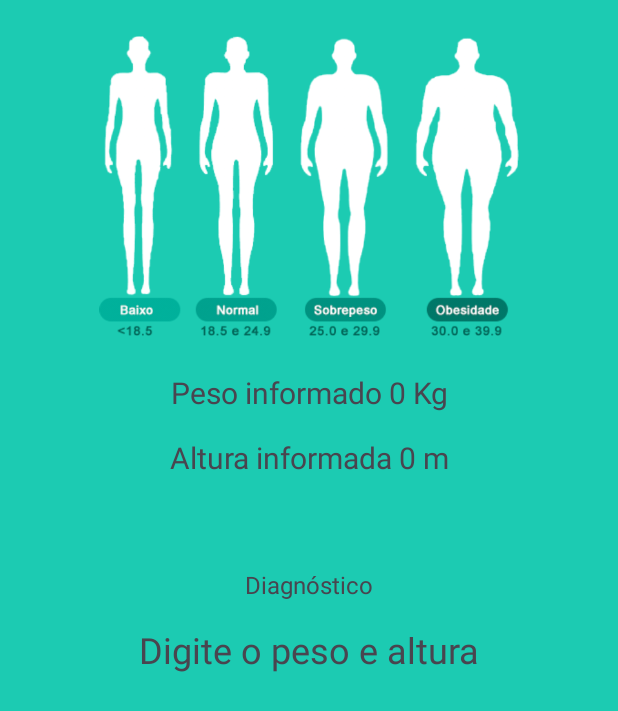
After one commit to Sluvizottodev/AppCalculadoraIMC, an Android app: the ResultadoActivity screen opened directly, with no data from a screen before it, on a phone screen of 412 x 824 dp. The commit adds this screen. Shown: the top 711 px of the screen. Run offline under Robolectric (Android 15) with nearby library versions, the phone set to English and light mode, and no system bars.

Commit message:
Interface commit

```diff
--- a/app/src/main/AndroidManifest.xml
+++ b/app/src/main/AndroidManifest.xml
@@ -13,6 +13,9 @@
         android:theme="@style/Theme.AppCalculadoraIMC"
         tools:targetApi="31">
         <activity
+            android:name=".ResultadoActivity"
+            android:exported="false" />
+        <activity
             android:name=".MainActivity"
             android:exported="true">
             <intent-filter>
--- a/app/src/main/java/com/luvizotto/appcalculadoraimc/MainActivity.kt
+++ b/app/src/main/java/com/luvizotto/appcalculadoraimc/MainActivity.kt
@@ -1,11 +1,27 @@
 package com.luvizotto.appcalculadoraimc
 
+import android.content.Intent
 import androidx.appcompat.app.AppCompatActivity
 import android.os.Bundle
+import android.widget.Button
 
 class MainActivity : AppCompatActivity() {
+
+    private lateinit var btnCalcular:Button
+
     override fun onCreate(savedInstanceState: Bundle?) {
         super.onCreate(savedInstanceState)
         setContentView(R.layout.activity_main)
+
+        //Código para Activity 2
+        btnCalcular = findViewById(R.id.btnCalcular)
+
+        btnCalcular.setOnClickListener{
+            val intent = Intent(this, ResultadoActivity::class.java)
+
+            startActivity( intent )
+        }
+
+
     }
 }
--- /dev/null
+++ b/app/src/main/java/com/luvizotto/appcalculadoraimc/ResultadoActivity.kt
@@ -0,0 +1,11 @@
+package com.luvizotto.appcalculadoraimc
+
+import androidx.appcompat.app.AppCompatActivity
+import android.os.Bundle
+
+class ResultadoActivity : AppCompatActivity() {
+    override fun onCreate(savedInstanceState: Bundle?) {
+        super.onCreate(savedInstanceState)
+        setContentView(R.layout.activity_resultado)
+    }
+}
--- /dev/null
+++ b/app/src/main/res/layout/activity_resultado.xml
@@ -0,0 +1,76 @@
+<?xml version="1.0" encoding="utf-8"?>
+<androidx.constraintlayout.widget.ConstraintLayout xmlns:android="http://schemas.android.com/apk/res/android"
+    xmlns:app="http://schemas.android.com/apk/res-auto"
+    xmlns:tools="http://schemas.android.com/tools"
+    android:layout_width="match_parent"
+    android:layout_height="match_parent"
+    tools:context=".ResultadoActivity">
+
+    <ImageView
+        android:id="@+id/imageView2"
+        android:layout_width="0dp"
+        android:layout_height="200dp"
+        android:layout_marginStart="16dp"
+        android:layout_marginTop="24dp"
+        android:layout_marginEnd="16dp"
+        app:layout_constraintEnd_toEndOf="parent"
+        app:layout_constraintHorizontal_bias="0.5"
+        app:layout_constraintStart_toStartOf="parent"
+        app:layout_constraintTop_toTopOf="parent"
+        app:srcCompat="@drawable/resultado" />
+
+    <TextView
+        android:id="@+id/PesoText"
+        android:layout_width="wrap_content"
+        android:layout_height="wrap_content"
+        android:layout_marginTop="24dp"
+        android:text="Peso informado 0 Kg"
+        android:textAlignment="center"
+        android:textSize="20sp"
+        app:layout_constraintEnd_toEndOf="parent"
+        app:layout_constraintHorizontal_bias="0.5"
+        app:layout_constraintStart_toStartOf="parent"
+        app:layout_constraintTop_toBottomOf="@+id/imageView2" />
+
+    <TextView
+        android:id="@+id/AlturaText"
+        android:layout_width="wrap_content"
+        android:layout_height="wrap_content"
+        android:layout_marginTop="16dp"
+        android:text="Altura informada 0 m"
+        android:textAlignment="center"
+        android:textSize="20sp"
+        app:layout_constraintEnd_toEndOf="parent"
+        app:layout_constraintHorizontal_bias="0.5"
+        app:layout_constraintStart_toStartOf="parent"
+        app:layout_constraintTop_toBottomOf="@+id/PesoText" />
+
+    <TextView
+        android:id="@+id/diagnósticoText"
+        android:layout_width="wrap_content"
+        android:layout_height="wrap_content"
+        android:layout_marginTop="60dp"
+        android:text="Diagnóstico"
+        android:textAlignment="center"
+        android:textSize="16sp"
+        app:layout_constraintEnd_toEndOf="parent"
+        app:layout_constraintHorizontal_bias="0.5"
+        app:layout_constraintStart_toStartOf="parent"
+        app:layout_constraintTop_toBottomOf="@+id/AlturaText" />
+
+    <TextView
+        android:id="@+id/resultadoText"
+        android:layout_width="0dp"
+        android:layout_height="wrap_content"
+        android:layout_marginStart="16dp"
+        android:layout_marginTop="16dp"
+        android:layout_marginEnd="16dp"
+        android:text="Digite o peso e altura"
+        android:textAlignment="center"
+        android:textSize="24sp"
+        app:layout_constraintEnd_toEndOf="parent"
+        app:layout_constraintHorizontal_bias="0.5"
+        app:layout_constraintStart_toStartOf="parent"
+        app:layout_constraintTop_toBottomOf="@+id/diagnósticoText" />
+
+</androidx.constraintlayout.widget.ConstraintLayout>
```
